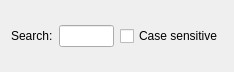
Old version of the form ElcoLinguist/ui/searchform.ui in the repository mlorenzano/linguist.
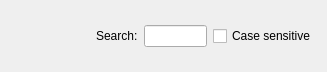
New version of the form.

Commit message: Add horizontal spacer in search form.

Patch:
```diff
--- a/ElcoLinguist/ui/searchform.ui
+++ b/ElcoLinguist/ui/searchform.ui
@@ -6,7 +6,7 @@
    <rect>
     <x>0</x>
     <y>0</y>
-    <width>234</width>
+    <width>327</width>
     <height>72</height>
    </rect>
   </property>
@@ -14,23 +14,39 @@
    <string>Form</string>
   </property>
   <layout class="QGridLayout" name="gridLayout">
-   <item row="0" column="0">
-    <widget class="QLabel" name="label">
-     <property name="text">
-      <string>Search:</string>
-     </property>
-    </widget>
-   </item>
-   <item row="0" column="1">
-    <widget class="QLineEdit" name="lineEdit"/>
-   </item>
    <item row="0" column="2">
+    <widget class="QLineEdit" name="lineEdit"/>
+   </item>
+   <item row="0" column="3">
     <widget class="QCheckBox" name="checkBox">
      <property name="text">
       <string>Case sensitive</string>
      </property>
     </widget>
    </item>
+   <item row="0" column="1">
+    <widget class="QLabel" name="label">
+     <property name="text">
+      <string>Search:</string>
+     </property>
+    </widget>
+   </item>
+   <item row="0" column="0">
+    <spacer name="horizontalSpacer">
+     <property name="orientation">
+      <enum>Qt::Horizontal</enum>
+     </property>
+     <property name="sizeType">
+      <enum>QSizePolicy::Fixed</enum>
+     </property>
+     <property name="sizeHint" stdset="0">
+      <size>
+       <width>85</width>
+       <height>20</height>
+      </size>
+     </property>
+    </spacer>
+   </item>
   </layout>
  </widget>
  <resources/>
```
